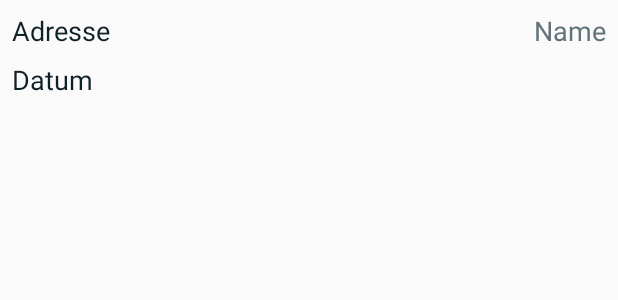
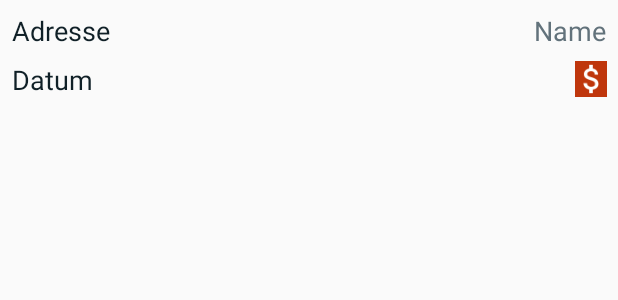
Before and after one commit to philan92/Schorni, an Android app: the layout item_erledigte_kehrung.xml on its own in the app's theme, with its tools: preview values and no code run, on a phone screen of 412 x 824 dp. Shown: the top 300 px of the screen. Run offline under Robolectric (Android 15) with nearby library versions, the phone set to English and light mode, and no system bars.

Commit message:
Version 0.0.3 Datenbankabfragen sind jetzt effizienter Kassiert Icons überarbeitet Darstellung der offenen und erledigten Jobs verbessert

```diff
--- a/app/src/main/java/de/philipplange/schorni/src/activities/AuftragDetailsActivity.java
+++ b/app/src/main/java/de/philipplange/schorni/src/activities/AuftragDetailsActivity.java
@@ -75,7 +75,7 @@ public class AuftragDetailsActivity extends AppCompatActivity {
         btnAbgeschlossen.setOnClickListener(new View.OnClickListener() {
             @Override
             public void onClick(View view) {
-                kehrung.setErledigt(new Date().getTime()); // TODO muss durch Timestamp ersetzt werden
+                kehrung.setErledigt(new Date().getTime());
                 koordinator.updateKehrung(kehrung);
                 Toast.makeText(AuftragDetailsActivity.this, "Auftrag erledigt", Toast.LENGTH_SHORT).show();
                 Intent auftraegeActivity = new Intent(getApplicationContext(), MainActivity.class);
@@ -84,11 +84,13 @@ public class AuftragDetailsActivity extends AppCompatActivity {
             }
         });
 
+
         // Button nur zeigen, wenn Auftrag noch nicht abgeschlossen wurde
         if (kehrung.getErledigt() != null) {
             btnAbgeschlossen.setEnabled(false);
             btnAbgeschlossen.setText("Auftrag bereits abgeschlossen");
         }
+
 
     }
 
--- a/app/src/main/java/de/philipplange/schorni/src/activities/MainActivity.java
+++ b/app/src/main/java/de/philipplange/schorni/src/activities/MainActivity.java
@@ -109,6 +109,7 @@ public class MainActivity extends AppCompatActivity {
     }
 
 
+    // wird noch nicht genutzt
     @Override
     protected void onActivityResult(int requestCode, int resultCode, Intent intent) {
         super.onActivityResult(requestCode, resultCode, intent);
--- a/app/src/main/res/layout/item_erledigte_kehrung.xml
+++ b/app/src/main/res/layout/item_erledigte_kehrung.xml
@@ -1,58 +1,68 @@
 <?xml version="1.0" encoding="utf-8"?>
-<android.support.constraint.ConstraintLayout xmlns:android="http://schemas.android.com/apk/res/android"
+<LinearLayout xmlns:android="http://schemas.android.com/apk/res/android"
     xmlns:app="http://schemas.android.com/apk/res-auto"
     xmlns:tools="http://schemas.android.com/tools"
-    android:orientation="vertical"
     android:layout_width="match_parent"
     android:layout_height="match_parent"
-    tools:layout_editor_absoluteY="25dp"
-    tools:layout_editor_absoluteX="0dp">
+    android:orientation="vertical"
+    tools:layout_editor_absoluteX="0dp"
+    tools:layout_editor_absoluteY="25dp">
+
+    <LinearLayout
+        android:layout_width="match_parent"
+        android:layout_height="wrap_content"
+        android:orientation="horizontal">
 
         <TextView
             android:id="@+id/tvAdresse"
             android:layout_width="wrap_content"
             android:layout_height="wrap_content"
+            android:layout_marginStart="8dp"
+            android:layout_marginLeft="8dp"
+            android:layout_marginTop="8dp"
             android:text="Adresse"
             android:textColor="@color/colorPrimaryDark"
-        android:textSize="18sp"
-        app:layout_constraintTop_toTopOf="parent"
-        android:layout_marginTop="8dp"
-        android:layout_marginLeft="8dp"
-        app:layout_constraintLeft_toLeftOf="parent" />
+            android:textSize="18sp" />
 
         <TextView
             android:id="@+id/tvName"
-        android:layout_width="wrap_content"
+            android:layout_width="fill_parent"
             android:layout_height="wrap_content"
+            android:layout_marginEnd="8dp"
             android:layout_marginRight="8dp"
             android:layout_marginTop="8dp"
             android:text="Name"
-        android:textAlignment="textEnd"
+            android:gravity="end"
             android:textColor="@color/colorPrimaryLight"
-        android:textSize="18sp"
-        app:layout_constraintRight_toRightOf="parent"
-        app:layout_constraintTop_toTopOf="parent" />
+            android:textSize="18sp" />
+    </LinearLayout>
+
+    <LinearLayout
+        android:layout_width="match_parent"
+        android:layout_height="wrap_content"
+        android:orientation="horizontal">
+
 
         <TextView
         android:id="@+id/tvZeit"
-        android:layout_width="wrap_content"
+            android:layout_width="fill_parent"
         android:layout_height="wrap_content"
+            android:layout_marginLeft="8dp"
+            android:layout_marginTop="8dp"
         android:text="Datum"
+            android:layout_weight="0.9"
         android:textColor="@color/colorPrimaryDark"
-        android:textSize="18sp"
-        android:layout_marginLeft="8dp"
-        app:layout_constraintLeft_toLeftOf="parent"
-        android:layout_marginTop="8dp"
-        app:layout_constraintTop_toBottomOf="@+id/tvAdresse" />
+            android:textSize="18sp" />
 
     <ImageView
         android:id="@+id/ivKassiert"
+        android:layout_marginRight="8dp"
+        android:layout_marginTop="8dp"
         android:layout_width="wrap_content"
         android:layout_height="wrap_content"
-        android:layout_marginRight="8dp"
-        android:layout_marginTop="8dp"
-        android:textSize="18sp"
-        app:layout_constraintRight_toRightOf="parent"
-        app:layout_constraintTop_toBottomOf="@+id/tvName" />
+        android:background="@color/colorAccent"
+        android:src="@mipmap/ic_attach_money_white_24dp"
+        android:layout_weight="0.1" />
+    </LinearLayout>
 
-</android.support.constraint.ConstraintLayout>
+</LinearLayout>
--- a/app/src/main/res/layout/item_offene_kehrung.xml
+++ b/app/src/main/res/layout/item_offene_kehrung.xml
@@ -16,7 +16,6 @@
         android:layout_marginRight="8dp"
         android:layout_marginStart="8dp"
         android:layout_marginTop="5dp"
-        android:layout_weight="3"
         android:paddingBottom="10dp"
         android:paddingTop="10dp"
         android:text="Adresse"
@@ -29,7 +28,7 @@
 
     <TextView
         android:id="@+id/tvName"
-        android:layout_width="wrap_content"
+        android:layout_width="match_parent"
         android:layout_height="wrap_content"
         android:layout_alignParentEnd="true"
         android:layout_alignParentRight="true"
@@ -38,7 +37,6 @@
         android:layout_marginEnd="8dp"
         android:layout_marginRight="5dp"
         android:layout_marginTop="5dp"
-        android:layout_weight="1"
         android:gravity="end"
         android:paddingBottom="10dp"
         android:paddingTop="10dp"
--- a/app/src/main/res/values/strings.xml
+++ b/app/src/main/res/values/strings.xml
@@ -3,5 +3,5 @@
     <string name="open">Open</string>
     <string name="close">Close</string>
     <string name="assignments">Aufträge</string>
-    <string name="version">Version 0.0.2</string>
+    <string name="version">Version 0.0.3</string>
 </resources>
```
Also changed, not shown: app/src/main/java/de/philipplange/schorni/src/activities/ErledigtActivity.java (+0 -7 lines), app/src/main/java/de/philipplange/schorni/src/adapter/ErledigteKehrungenAdapter.java (+7 -7 lines), app/src/main/java/de/philipplange/schorni/src/hilfsklassen/ListenKoordinator.java (+8 -12 lines), app/src/main/res/mipmap-hdpi/ic_attach_money_white_24dp.png (added), app/src/main/res/mipmap-hdpi/ic_money_off_white_24dp.png (added), app/src/main/res/mipmap-mdpi/ic_attach_money_white_24dp.png (added), app/src/main/res/mipmap-mdpi/ic_money_off_white_24dp.png (added), app/src/main/res/mipmap-xhdpi/ic_attach_money_white_24dp.png (added), app/src/main/res/mipmap-xhdpi/ic_money_off_white_24dp.png (added), app/src/main/res/mipmap-xxhdpi/ic_attach_money_white_24dp.png (added), app/src/main/res/mipmap-xxhdpi/ic_money_off_white_24dp.png (added), app/src/main/res/mipmap-xxxhdpi/ic_attach_money_white_24dp.png (added), app/src/main/res/mipmap-xxxhdpi/ic_money_off_white_24dp.png (added). Lines whose indentation alone changed are shown as unchanged.
